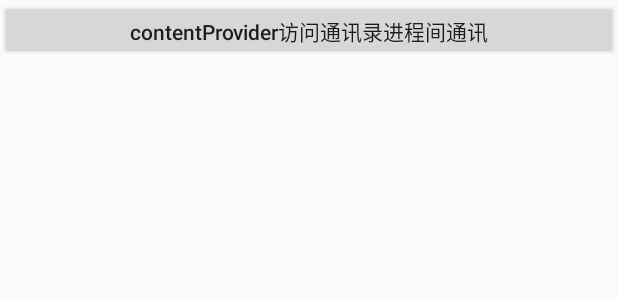
After one commit to luckyXingYan/demo_ws, an Android app: the layout activity_content_provider.xml on its own in the app's theme, with its tools: preview values and no code run, on a phone screen of 412 x 824 dp. The commit adds this screen. Shown: the top 300 px of the screen. Run offline under Robolectric (Android 15) with nearby library versions, the phone set to English and light mode, and no system bars.

Commit message:
contentProvider

```diff
--- a/app/build.gradle
+++ b/app/build.gradle
@@ -26,4 +26,6 @@ dependencies {
     androidTestImplementation 'com.android.support.test:runner:1.0.2'
     androidTestImplementation 'com.android.support.test.espresso:espresso-core:3.0.2'
     implementation 'org.jetbrains:annotations-java5:15.0'
+
+    implementation "com.lovedise:permissiongen:0.0.6"
 }
--- a/app/src/main/java/com/example/dragdemo/WebViewActivity.java
+++ b/app/src/main/java/com/example/dragdemo/WebViewActivity.java
@@ -56,6 +56,8 @@ public class WebViewActivity extends AppCompatActivity implements View.OnClickLi
     private void initListener() {
         //==============================WebViewClient相关方法=========================
         /**
+         * setWebViewClient：处理webView的控制问题，如加载、关闭、错误处理等
+         *
          * shouldOverrideUrlLoading：重定向时被调用（网页自动重定型 或者 手动点击网页内部链接）
          * onTooManyRedirects 过时且废弃的方法，也是用于重定向
          */
@@ -196,6 +198,9 @@ public class WebViewActivity extends AppCompatActivity implements View.OnClickLi
 
         });
         //==============================WebChromeClient 相关方法=========================
+        /**
+         * setWebChromeClient：主要处理处理progress的加载、js对话框、webview中显示icon图标、页面标题等
+         */
         webView.setWebChromeClient(new WebChromeClient() {
             //监听网页加载进度
             @Override
--- /dev/null
+++ b/app/src/main/res/layout/activity_content_provider.xml
@@ -0,0 +1,17 @@
+<?xml version="1.0" encoding="utf-8"?>
+<android.support.constraint.ConstraintLayout xmlns:android="http://schemas.android.com/apk/res/android"
+    xmlns:app="http://schemas.android.com/apk/res-auto"
+    xmlns:tools="http://schemas.android.com/tools"
+    android:layout_width="match_parent"
+    android:layout_height="match_parent"
+    tools:context=".ContentProviderActivity">
+
+    <Button
+        android:id="@+id/btn_visit_mail_list"
+        android:layout_width="match_parent"
+        android:layout_height="40dp"
+        android:text="contentProvider访问通讯录进程间通讯"
+        android:textAllCaps="false"
+        tools:ignore="MissingConstraints" />
+
+</android.support.constraint.ConstraintLayout>
```
Also changed, not shown: app/src/main/AndroidManifest.xml (+6 -3 lines), app/src/main/java/com/example/dragdemo/ContentProviderActivity.java (added, +107 -0 lines), app/src/main/java/com/example/dragdemo/MainActivity.java (+7 -1 lines), app/src/main/res/layout/activity_main.xml (+7 -0 lines), app/src/main/res/layout/activity_service_to.xml (+4 -3 lines).
